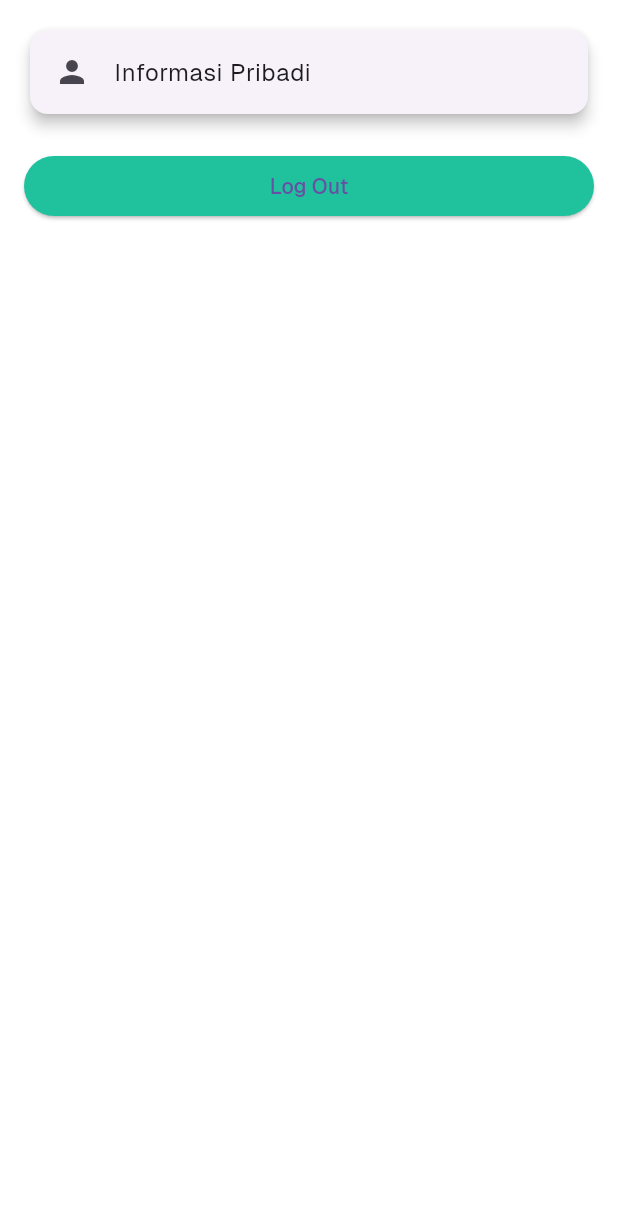
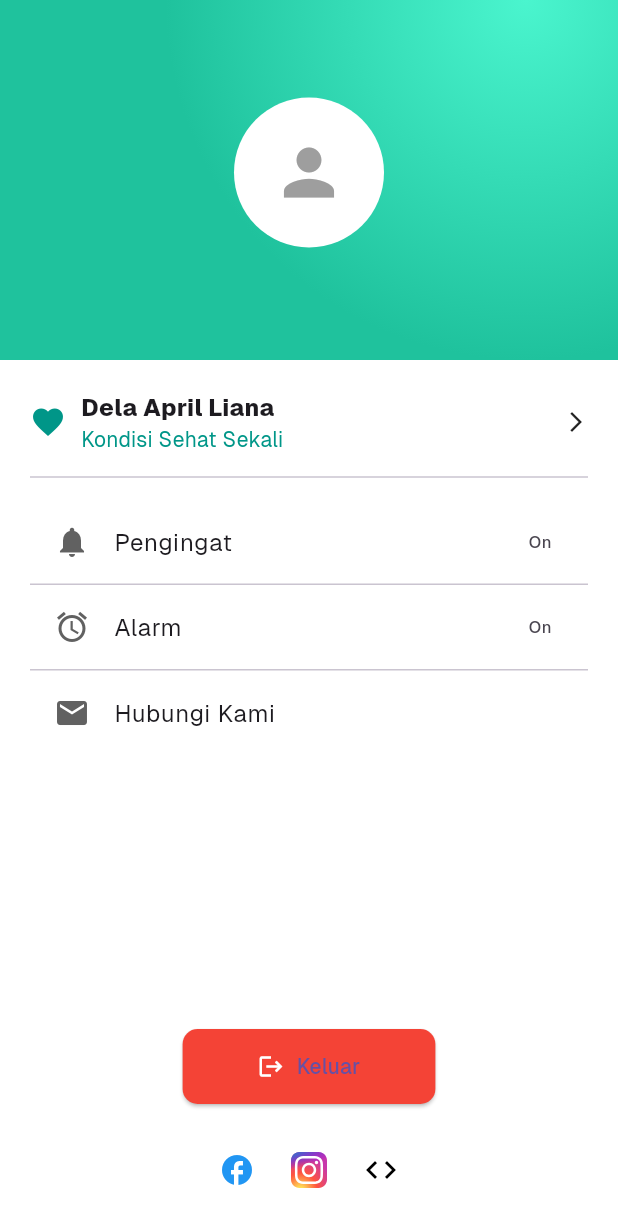
Before and after one commit to gevanno654/zynergy-v1, a Flutter app: the ProfilScreen screen opened directly, on a phone screen of 412 x 824 dp. Shown: the top 1227 px of the screen. Run offline on Flutter 3.47's test engine with Material 3 defaults, Android fonts, the phone set to English and light mode, and no system bars; our stand-ins replace flutter_secure_storage, flutter_svg, shared_preferences, timezone; accounts and stored records are empty; project files that could hold a hidden picture were left out.

Commit message:
Update assets and fix assets path

```diff
--- /dev/null
+++ b/lib/core/config/assets/app_vectors.dart
@@ -0,0 +1,14 @@
+class AppVectors {
+  static const String basepath = 'assets/vectors/';
+  static const String format = '.svg';
+
+  static const String logo = '${basepath}Logo$format';
+  static const String page1 = '${basepath}page1$format';
+  static const String page2 = '${basepath}page2$format';
+  static const String page3 = '${basepath}page3$format';
+  static const String page4 = '${basepath}page4$format';
+  static const String iconInstagram = '${basepath}instagram$format';
+  static const String iconGithub = '${basepath}github$format';
+  static const String iconTwitter = '${basepath}x-twitter$format';
+  static const String iconFacebook = '${basepath}facebook$format';
+}
--- a/lib/screens/onboarding_screen.dart
+++ b/lib/screens/onboarding_screen.dart
@@ -1,6 +1,7 @@
 import 'package:flutter/material.dart';
 import 'package:flutter_svg/flutter_svg.dart';
 import 'package:shared_preferences/shared_preferences.dart';
+import 'package:zynergy/core/config/assets/app_vectors.dart';
 import 'login_screen.dart';
 
 class OnboardingScreen extends StatefulWidget {
@@ -15,23 +16,24 @@ class _OnboardingScreenState extends State<OnboardingScreen> {
   final List<Map<String, String>> _pages = [
     {
       'title': 'Kesehatan itu investasi untuk\nmasa depan',
-      'description': 'Mulai dari langkah kecil bersama kami, karena hidup aktif dan sehat itu keren!',
-      'image': 'assets/page1.svg',
+      'description':
+          'Mulai dari langkah kecil bersama kami, karena hidup aktif dan sehat itu keren!',
+      'image': AppVectors.page1,
     },
     {
       'title': 'Step 2',
       'description': 'This is the second step of onboarding.',
-      'image': 'assets/page2.svg', // Path to SVG image
+      'image': AppVectors.page2, // Path to SVG image
     },
     {
       'title': 'Step 3',
       'description': 'This is the third step of onboarding.',
-      'image': 'assets/page3.svg', // Path to SVG image
+      'image': AppVectors.page3, // Path to SVG image
     },
     {
       'title': 'Step 4',
       'description': 'This is the fourth step of onboarding.',
-      'image': 'assets/page4.svg', // Path to SVG image
+      'image': AppVectors.page4, // Path to SVG image
     },
   ];
 
@@ -89,7 +91,8 @@ class _OnboardingScreenState extends State<OnboardingScreen> {
           ElevatedButton(
             onPressed: _currentPage == _pages.length - 1
                 ? () async {
-              SharedPreferences prefs = await SharedPreferences.getInstance();
+                    SharedPreferences prefs =
+                        await SharedPreferences.getInstance();
                     await prefs.setBool('isOnboardingComplete', true);
                     Navigator.pushReplacement(
                       context,
@@ -102,7 +105,8 @@ class _OnboardingScreenState extends State<OnboardingScreen> {
                       curve: Curves.easeIn,
                     );
                   },
-            child: Text(_currentPage == _pages.length - 1 ? 'Get Started' : 'Next'),
+            child: Text(
+                _currentPage == _pages.length - 1 ? 'Get Started' : 'Next'),
           ),
           SizedBox(height: 20),
         ],
@@ -110,7 +114,10 @@ class _OnboardingScreenState extends State<OnboardingScreen> {
     );
   }
 
-  Widget _buildPage({required String title, required String description, required String image}) {
+  Widget _buildPage(
+      {required String title,
+      required String description,
+      required String image}) {
     return Padding(
       padding: const EdgeInsets.all(20.0),
       child: Column(
@@ -121,9 +128,16 @@ class _OnboardingScreenState extends State<OnboardingScreen> {
             height: 200,
           ),
           SizedBox(height: 20),
-          Text(title, textAlign:TextAlign.center, style: TextStyle(fontSize: 24, fontWeight: FontWeight.bold, color: Color(0xff3F3F3F))),
+          Text(title,
+              textAlign: TextAlign.center,
+              style: TextStyle(
+                  fontSize: 24,
+                  fontWeight: FontWeight.bold,
+                  color: Color(0xff3F3F3F))),
           SizedBox(height: 20),
-          Text(description, textAlign: TextAlign.center, style: TextStyle(fontSize: 16, color: Color(0x703F3F3F))),
+          Text(description,
+              textAlign: TextAlign.center,
+              style: TextStyle(fontSize: 16, color: Color(0x703F3F3F))),
         ],
       ),
     );
--- a/lib/screens/profil_screen.dart
+++ b/lib/screens/profil_screen.dart
@@ -1,4 +1,7 @@
 import 'package:flutter/material.dart';
+import 'package:flutter_svg/svg.dart';
+import 'package:zynergy/core/config/assets/app_vectors.dart';
+import 'package:zynergy/core/config/theme/app_colors.dart';
 import 'login_screen.dart';
 import 'informasi_pribadi_screen.dart';
 import '../api/api_service.dart';
@@ -22,28 +25,145 @@ class ProfilScreen extends StatelessWidget {
 
   @override
   Widget build(BuildContext context) {
-    return Padding(
-      padding: const EdgeInsets.all(16.0),
-      child: Column(
-        crossAxisAlignment: CrossAxisAlignment.stretch,
+    return Scaffold(
+      body: Column(
         children: [
-          Card(
-            elevation: 4,
-            child: ListTile(
-              leading: Icon(Icons.person),
-              title: Text('Informasi Pribadi'),
-              onTap: () {
-                Navigator.push(
-                  context,
-                  MaterialPageRoute(builder: (context) => InformasiPribadiScreen()),
-                );
-              },
+          // Header Section
+          Container(
+            width: double.infinity, // Full device width
+            height: 240, // Fixed height for the header
+            decoration: const BoxDecoration(
+              gradient: RadialGradient(
+                center: Alignment(0.7, -1), // near the top right
+                radius: 1,
+
+                colors: [
+                  Color(0xFF4AF5CE), // Teal gradient start
+                  AppColors.primary, // Teal-blue gradient end
+                ],
+                stops: <double>[0.0, 1.0],
+              ),
+            ),
+            child: const Column(
+              mainAxisAlignment: MainAxisAlignment.center,
+              children: [
+                CircleAvatar(
+                  radius: 50,
+                  backgroundColor: Colors.white,
+                  child: Icon(
+                    Icons.person,
+                    size: 50,
+                    color: Colors.grey,
+                  ),
+                ),
+                SizedBox(height: 10),
+              ],
             ),
           ),
-          SizedBox(height: 20),
-          ElevatedButton(
-            onPressed: () => _logout(context), // Panggil metode _logout saat tombol ditekan
-            child: Text('Log Out'),
+          // Main Content
+          Expanded(
+            child: Container(
+              padding: const EdgeInsets.all(20),
+              decoration: const BoxDecoration(
+                borderRadius: BorderRadius.vertical(
+                  top: Radius.circular(30),
+                ),
+              ),
+              child: Column(
+                crossAxisAlignment: CrossAxisAlignment.start,
+                children: [
+                  // Health Condition
+                  const Row(
+                    children: [
+                      Icon(Icons.favorite, color: Colors.teal),
+                      SizedBox(width: 10),
+                      Expanded(
+                        child: Column(
+                          crossAxisAlignment: CrossAxisAlignment.start,
+                          children: [
+                            Text(
+                              "Dela April Liana",
+                              style: TextStyle(
+                                fontWeight: FontWeight.bold,
+                                fontSize: 16,
+                              ),
+                            ),
+                            Text(
+                              "Kondisi Sehat Sekali",
+                              style: TextStyle(
+                                color: Colors.teal,
+                              ),
+                            ),
+                          ],
+                        ),
+                      ),
+                      Icon(Icons.arrow_forward_ios, size: 16),
+                    ],
+                  ),
+                  const Divider(height: 30, thickness: 1),
+                  // Reminders
+                  ListTile(
+                    leading: Icon(Icons.notifications, color: Colors.grey[700]),
+                    title: const Text("Pengingat"),
+                    trailing: const Text("On"),
+                  ),
+                  const Divider(height: 1),
+                  // Alarm
+                  ListTile(
+                    leading: Icon(Icons.alarm, color: Colors.grey[700]),
+                    title: const Text("Alarm"),
+                    trailing: const Text("On"),
+                  ),
+                  const Divider(height: 1),
+                  // Contact Us
+                  ListTile(
+                    leading: Icon(Icons.email, color: Colors.grey[700]),
+                    title: const Text("Hubungi Kami"),
+                  ),
+                  const Spacer(),
+                  // Logout Button
+                  Center(
+                    child: ElevatedButton.icon(
+                      onPressed: () {},
+                      icon: const Icon(Icons.logout, color: Colors.white),
+                      label: const Text("Keluar"),
+                      style: ElevatedButton.styleFrom(
+                        backgroundColor: Colors.red,
+                        shape: RoundedRectangleBorder(
+                          borderRadius: BorderRadius.circular(10),
+                        ),
+                        padding: const EdgeInsets.symmetric(
+                          horizontal: 50,
+                          vertical: 15,
+                        ),
+                      ),
+                    ),
+                  ),
+                  const SizedBox(height: 20),
+                  // Social Media Links
+                  Row(
+                    mainAxisAlignment: MainAxisAlignment.center,
+                    children: [
+                      IconButton(
+                        icon: const Icon(Icons.facebook),
+                        onPressed: () {},
+                        color: Colors.blue,
+                      ),
+                      IconButton(
+                        icon: SvgPicture.asset(AppVectors.iconInstagram),
+                        onPressed: () {},
+                        color: Colors.pink,
+                      ),
+                      IconButton(
+                        icon: const Icon(Icons.code),
+                        onPressed: () {},
+                        color: Colors.black,
+                      ),
+                    ],
+                  ),
+                ],
+              ),
+            ),
           ),
         ],
       ),
--- a/pubspec.yaml
+++ b/pubspec.yaml
@@ -37,6 +37,7 @@ flutter:
 
   assets:
     - assets/fonts/
+    - assets/vectors/
 
   fonts:
     - family: Geist
```
Also changed, not shown: assets/vectors/Logo.svg (renamed from assets/Logo.svg), assets/vectors/facebook.svg (added), assets/vectors/github.svg (added), assets/vectors/instagram.svg (added), assets/vectors/page1.svg (renamed from assets/page1.svg), assets/vectors/page2.svg (renamed from assets/page2.svg), assets/vectors/page3.svg (renamed from assets/page3.svg), assets/vectors/page4.svg (renamed from assets/page4.svg), assets/vectors/x-twitter.svg (added), lib/core/config/assets/app_images.dart (added). Lines whose indentation alone changed are shown as unchanged.
